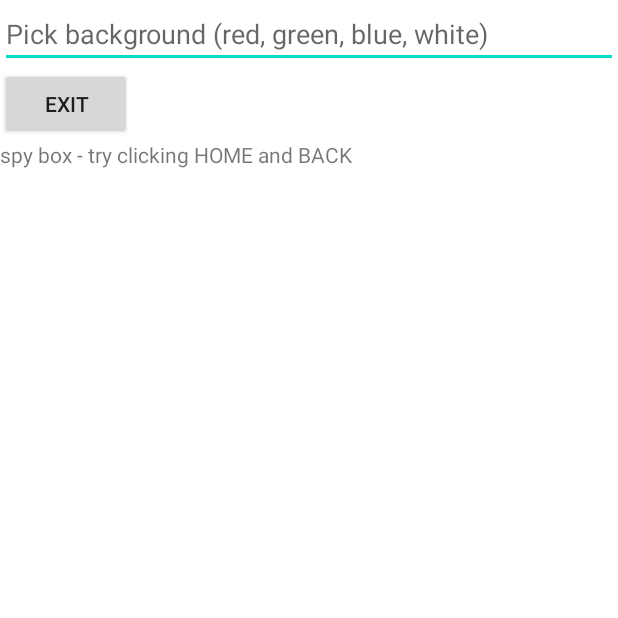
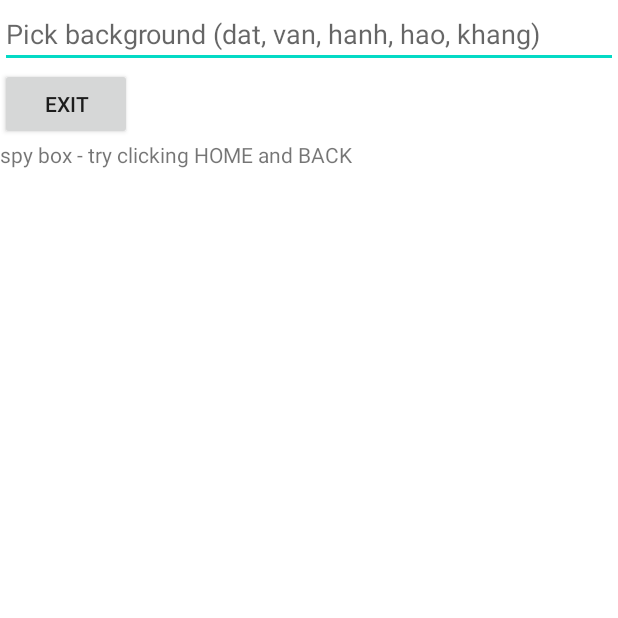
Before and after one commit to deresper/AndroidDevLearning, an Android app: the screen it shows after launch (MainActivity), on a phone screen of 412 x 824 dp, the top half of it. Run offline under Robolectric (Android 15) with nearby library versions, the phone set to English and light mode, and no system bars.

Commit message:
update main activity .xml

```diff
--- a/LifeCycle/app/src/main/res/layout/activity_main.xml
+++ b/LifeCycle/app/src/main/res/layout/activity_main.xml
@@ -8,7 +8,7 @@
     <EditText android:id="@+id/editText1"
         android:layout_width="match_parent"
         android:layout_height="wrap_content"
-        android:hint="Pick background (red, green, blue, white)"
+        android:hint="Pick background (dat, van, hanh, hao, khang)"
         android:ems="10" />
 
     <Button
```
